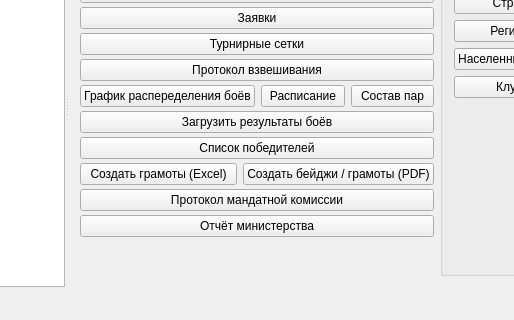
Old version of the form TournamentManager/mainwindow.ui in the repository BarsukAlexey/xelarogi; both pictures show x 246 to 760 and y 122 to 442 of the 856 by 442 pixel window.
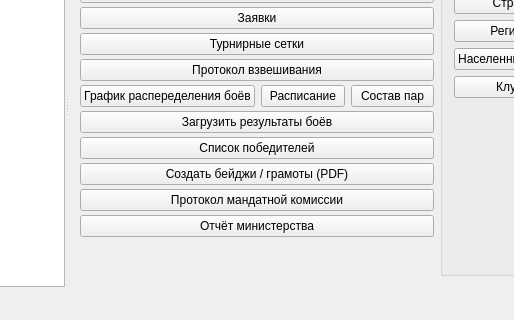
New version of the form. The open tabs and pages were chosen to show the change.

Patch:
```diff
--- a/TournamentManager/mainwindow.ui
+++ b/TournamentManager/mainwindow.ui
@@ -218,22 +218,11 @@
             </widget>
            </item>
            <item>
-            <layout class="QHBoxLayout" name="horizontalLayout">
-             <item>
-              <widget class="QPushButton" name="trophyBtn">
-               <property name="text">
-                <string>Создать грамоты (Excel)</string>
-               </property>
-              </widget>
-             </item>
-             <item>
               <widget class="QPushButton" name="trophyBtnImage">
                <property name="text">
                 <string>Создать бейджи / грамоты (PDF)</string>
                </property>
               </widget>
-             </item>
-            </layout>
            </item>
            <item>
             <widget class="QPushButton" name="manda">
```
Lines whose indentation alone changed are shown as unchanged.
